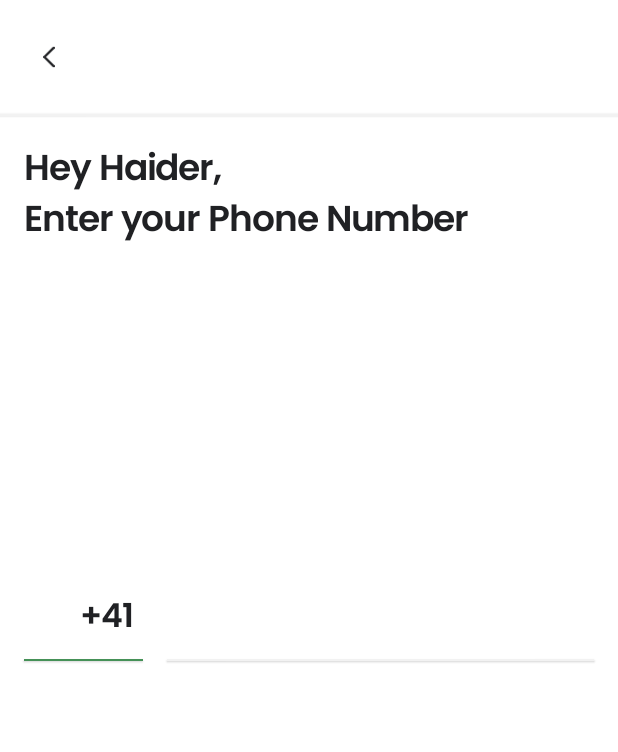
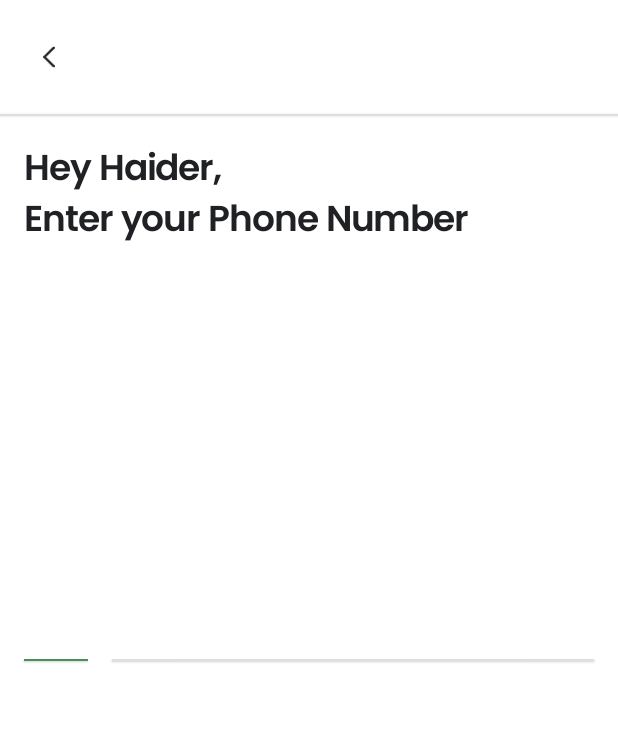
Before and after one commit to Jcdev141718/LoyaltyGlobalApp, an Android app: the fragment EnterMobileNumberFragment placed in its activity, after a tap on "Next", on a phone screen of 412 x 824 dp. Shown: the top 752 px of the screen. Run offline under Robolectric (Android 15) with nearby library versions, the phone set to English and light mode, and no system bars; our stand-ins replace Dagger/Hilt's generated code; pictures from the network do not load.

Commit message:
- Rebase with master

```diff
--- a/app/src/main/java/com/loyaltyglobal/ui/main/view/fragment/EnterMobileNumberFragment.kt
+++ b/app/src/main/java/com/loyaltyglobal/ui/main/view/fragment/EnterMobileNumberFragment.kt
@@ -67,8 +67,8 @@ class EnterMobileNumberFragment : Fragment(), SendCountryCodeAndFlag {
     override fun onViewCreated(view: View, savedInstanceState: Bundle?) {
         super.onViewCreated(view, savedInstanceState)
         context?.let { verificationViewModel.getCurrentCountryData(it) }
-        mBinding.txtFlag.text = verificationViewModel.mCountryData.key?.let { getCountryFlag(it) }
-        mBinding.textCountryCode.text = verificationViewModel.mCountryData.countryCode
+        mBinding.txtFlag.text = verificationViewModel.mCountryData?.key?.let { getCountryFlag(it) }
+        mBinding.textCountryCode.text = verificationViewModel.mCountryData?.countryCode
         setOnClickListener()
     }
 
@@ -94,7 +94,7 @@ class EnterMobileNumberFragment : Fragment(), SendCountryCodeAndFlag {
             activity?.onBackPressed()
         }
         mBinding.clTxtNext.setOnClickListener {
-            if (verificationViewModel.mCountryData.countryCode.isNullOrEmpty()) {
+            if (verificationViewModel.mCountryData?.countryCode.isNullOrEmpty()) {
                 activity?.showToast(getString(R.string.please_select_country_code))
             } else {
                 context?.let { it1 -> verificationViewModel.sendOtp(it1, mBinding.editTextNumber.text.toString()) }
--- a/app/src/main/java/com/loyaltyglobal/ui/main/view/fragment/EnterNameFragment.kt
+++ b/app/src/main/java/com/loyaltyglobal/ui/main/view/fragment/EnterNameFragment.kt
@@ -53,6 +53,7 @@ class EnterNameFragment : Fragment() {
                 Toast.makeText(context, getString(R.string.please_enter_name), Toast.LENGTH_SHORT).show()
             }else{
                 startActivity(Intent(context, MainActivity::class.java))
+                activity?.finish()
             }
         }
     }
--- a/app/src/main/java/com/loyaltyglobal/ui/main/viewmodel/VerificationViewModel.kt
+++ b/app/src/main/java/com/loyaltyglobal/ui/main/viewmodel/VerificationViewModel.kt
@@ -14,13 +14,15 @@ import javax.inject.Inject
 @HiltViewModel
 class VerificationViewModel @Inject constructor(): BaseViewModel(){
 
-    lateinit var mCountryData: CountryCodeData
+    var mCountryData: CountryCodeData?=null
     lateinit var mMobileNumber: String
     var otpResponse : MutableLiveData<OtpResponse> = MutableLiveData()
 
     fun getCurrentCountryData(context: Context) {
         val tm = context.getSystemService(Context.TELEPHONY_SERVICE) as TelephonyManager
-        mCountryData = CountryList.getCountryDataByCode(tm.networkCountryIso)!!
+        CountryList.getCountryDataByCode(tm.networkCountryIso)?.let {
+            mCountryData = it
+        }
     }
 
     fun sendOtp(context: Context, mobileNumber: String) {
@@ -32,7 +34,7 @@ class VerificationViewModel @Inject constructor(): BaseViewModel(){
                 otpResponse.postValue(OtpResponse.Error(context.getString(R.string.invalid_mobile_number_length, MINIMUM_LENGTH_OF_NUMBER)))
             }
             else -> {
-                mMobileNumber = "${mCountryData.countryCode}${mobileNumber}"
+                mMobileNumber = "${mCountryData?.countryCode}${mobileNumber}"
                 otpResponse.postValue(OtpResponse.Success)
             }
         }
--- a/app/src/main/res/menu/bottom_menu.xml
+++ b/app/src/main/res/menu/bottom_menu.xml
@@ -19,7 +19,7 @@
         app:cnb_textColor="@color/white" />
 
     <item
-        android:id="@+id/menu_star"
+        android:id="@+id/menu_stories"
         android:icon="@drawable/ic_bottom_star"
         android:title="@string/stories"
         app:cnb_backgroundColor="?explore_chip_bg"
@@ -27,7 +27,7 @@
         app:cnb_textColor="@color/white" />
 
     <item
-        android:id="@+id/menu_user"
+        android:id="@+id/menu_profile"
         android:icon="@drawable/ic_bottom_user"
         android:title="@string/bottom_navigation_user"
         app:cnb_backgroundColor="?explore_chip_bg"
--- a/app/src/main/res/values-night/themes.xml
+++ b/app/src/main/res/values-night/themes.xml
@@ -22,7 +22,6 @@
         <item name="heading" type="color">@color/heading_dark</item>
         <item name="paragraph" type="color">@color/paragraph_dark</item>
         <item name="main_card" type="color">@color/card_dark</item>
-        <item name="main_divider" type="color">@color/divider_dark</item>
         <item name="navigation_inactive" type="color">@color/navigation_inactive_dark</item>
         <item name="main_ripple_color" type="color">@color/main_ripple_color_dark</item>
         <item name="explore_chip_bg" type="color">@color/green</item>
--- a/app/src/main/res/values/colors.xml
+++ b/app/src/main/res/values/colors.xml
@@ -53,9 +53,6 @@
     <color name="card_light">#F5F5F5</color>
     <color name="card_dark">#242424</color>
 
-    <color name="divider_light">#F2F2F2</color>
-    <color name="divider_dark">#262626</color>
-
     <color name="navigation_inactive_light">#474747</color>
     <color name="navigation_inactive_dark">#CCCCCC</color>
 
--- a/app/src/main/res/values/themes.xml
+++ b/app/src/main/res/values/themes.xml
@@ -20,10 +20,8 @@
         <item name="heading" type="color">@color/heading_light</item>
         <item name="paragraph" type="color">@color/paragraph_light</item>
         <item name="main_card" type="color">@color/card_light</item>
-        <item name="main_divider" type="color">@color/divider_light</item>
         <item name="main_ripple_color" type="color">@color/main_ripple_color_light</item>
         <item name="navigation_inactive" type="color">@color/navigation_inactive_light</item>
-        <item name="main_divider" type="color">@color/divider_light</item>
         <item name="explore_chip_bg" type="color">@color/heading_light</item>
         <item name="black_white" type="color">@color/white</item>
         <item name="explore_business" type="color">@color/white</item>
```
Also changed, not shown: app/src/main/java/com/loyaltyglobal/ui/main/view/activity/MainActivity.kt (+16 -2 lines).
